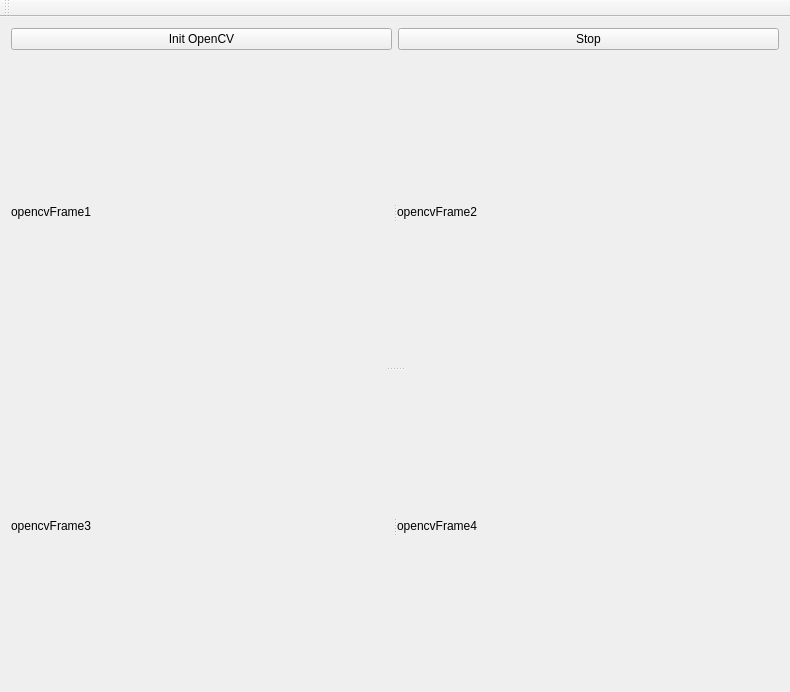
werasaimon/VideoCameras_PiplineStream, file ViwerVideo/mainwindow.ui: the form before one commit.
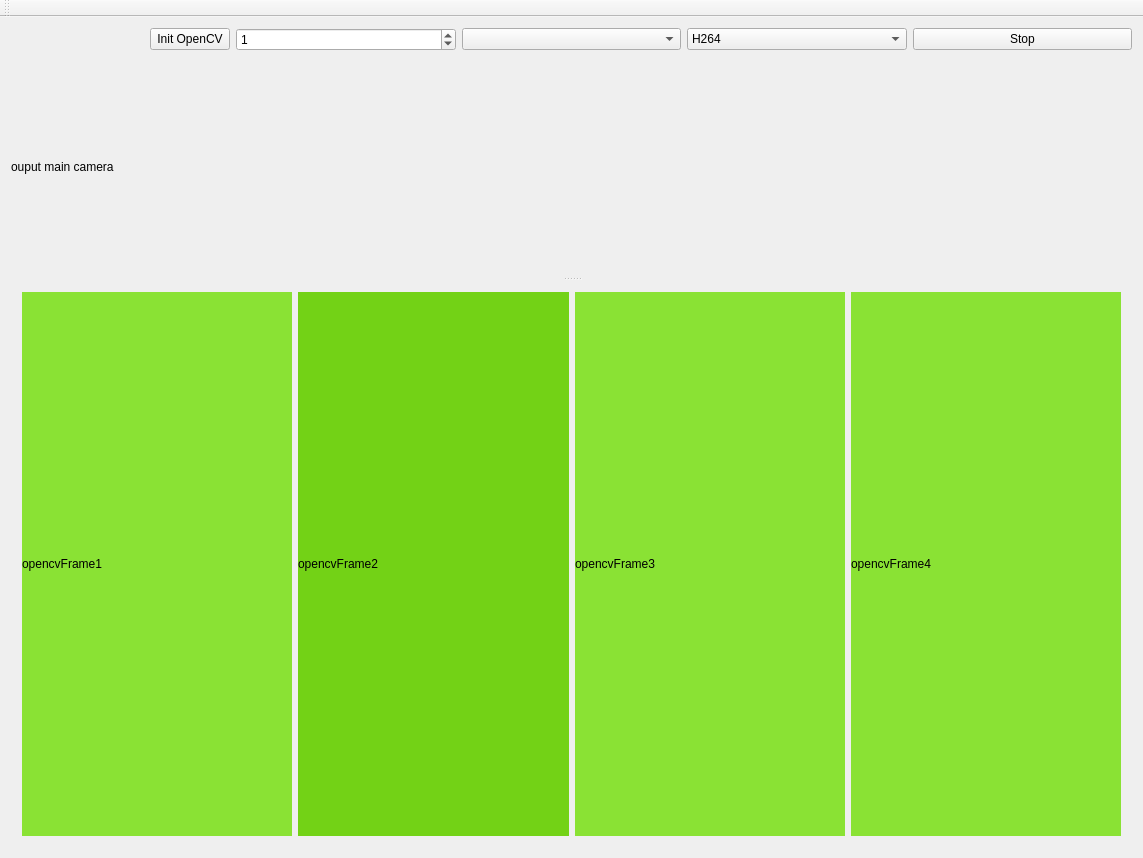
The form after the commit.

```diff
--- a/ViwerVideo/mainwindow.ui
+++ b/ViwerVideo/mainwindow.ui
@@ -6,8 +6,8 @@
    <rect>
     <x>0</x>
     <y>0</y>
-    <width>790</width>
-    <height>692</height>
+    <width>1143</width>
+    <height>858</height>
    </rect>
   </property>
   <property name="windowTitle">
@@ -17,13 +17,37 @@
    <layout class="QGridLayout" name="gridLayout">
     <item row="0" column="0">
      <layout class="QHBoxLayout" name="horizontalLayout">
-      <item>
+      <item alignment="Qt::AlignRight">
        <widget class="QPushButton" name="InitOpenCV_button">
         <property name="text">
          <string>Init OpenCV</string>
         </property>
        </widget>
       </item>
+      <item>
+       <widget class="QSpinBox" name="spinBox_count_cameras">
+        <property name="value">
+         <number>1</number>
+        </property>
+       </widget>
+      </item>
+      <item>
+       <widget class="QComboBox" name="comboBox_cameras"/>
+      </item>
+      <item>
+       <widget class="QComboBox" name="comboBox_codec">
+        <item>
+         <property name="text">
+          <string>H264</string>
+         </property>
+        </item>
+        <item>
+         <property name="text">
+          <string>JPEG</string>
+         </property>
+        </item>
+       </widget>
+      </item>
       <item>
        <widget class="QPushButton" name="pushButton_stop">
         <property name="text">
@@ -34,18 +58,28 @@
      </layout>
     </item>
     <item row="1" column="0">
-     <widget class="QSplitter" name="splitter_3">
-      <property name="orientation">
-       <enum>Qt::Vertical</enum>
-      </property>
+     <layout class="QHBoxLayout" name="horizontalLayout_3"/>
+    </item>
+    <item row="2" column="0">
       <widget class="QSplitter" name="splitter">
        <property name="orientation">
-        <enum>Qt::Horizontal</enum>
-       </property>
+       <enum>Qt::Vertical</enum>
+      </property>
+      <widget class="QLabel" name="OpenCVFrame_main">
+       <property name="text">
+        <string>ouput main camera</string>
+       </property>
+      </widget>
+      <widget class="QWidget" name="layoutWidget">
+       <layout class="QHBoxLayout" name="horizontalLayout_2">
+        <item>
        <widget class="QLabel" name="opencvFrame">
         <property name="autoFillBackground">
          <bool>false</bool>
         </property>
+          <property name="styleSheet">
+           <string notr="true">background-color: rgb(138, 226, 52);</string>
+          </property>
         <property name="text">
          <string>opencvFrame1</string>
         </property>
@@ -53,26 +87,38 @@
          <bool>false</bool>
         </property>
        </widget>
+        </item>
+        <item>
        <widget class="QLabel" name="opencvFrame2">
+          <property name="styleSheet">
+           <string notr="true">background-color: rgb(115, 210, 22);</string>
+          </property>
         <property name="text">
          <string>opencvFrame2</string>
         </property>
        </widget>
-      </widget>
-      <widget class="QSplitter" name="splitter_2">
-       <property name="orientation">
-        <enum>Qt::Horizontal</enum>
-       </property>
+        </item>
+        <item>
        <widget class="QLabel" name="opencvFrame3">
+          <property name="styleSheet">
+           <string notr="true">background-color: rgb(138, 226, 52);</string>
+          </property>
         <property name="text">
          <string>opencvFrame3</string>
         </property>
        </widget>
+        </item>
+        <item>
        <widget class="QLabel" name="opencvFrame4">
+          <property name="styleSheet">
+           <string notr="true">background-color: rgb(138, 226, 52);</string>
+          </property>
         <property name="text">
          <string>opencvFrame4</string>
         </property>
        </widget>
+        </item>
+       </layout>
       </widget>
      </widget>
     </item>
```
Lines whose indentation alone changed are shown as unchanged.
